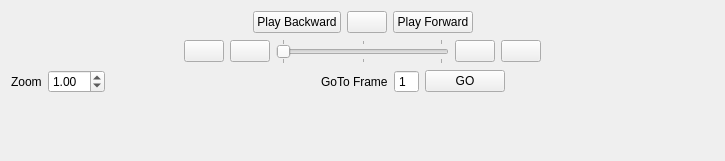
jonathanHuwP/CrystalGrowthTracker, file resources/designer_ui/cgtvideocontrols.ui: the form before one commit.
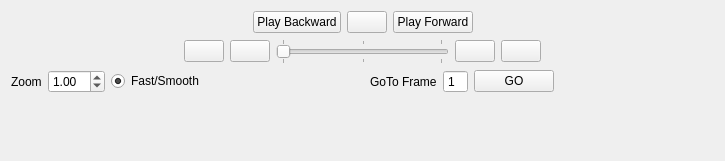
The form after the commit.

Commit message: give user the option of fast or smooth scaling transform

Patch:
```diff
--- a/resources/designer_ui/cgtvideocontrols.ui
+++ b/resources/designer_ui/cgtvideocontrols.ui
@@ -194,6 +194,19 @@
        </property>
       </widget>
      </item>
+     <item>
+      <widget class="QRadioButton" name="_fastSmoothButton">
+       <property name="toolTip">
+        <string>Check for fast scaling, else smooth</string>
+       </property>
+       <property name="text">
+        <string>Fast/Smooth</string>
+       </property>
+       <property name="checked">
+        <bool>true</bool>
+       </property>
+      </widget>
+     </item>
      <item>
       <spacer name="horizontalSpacer_2">
        <property name="orientation">
```
The commit also changes 2 other files.
